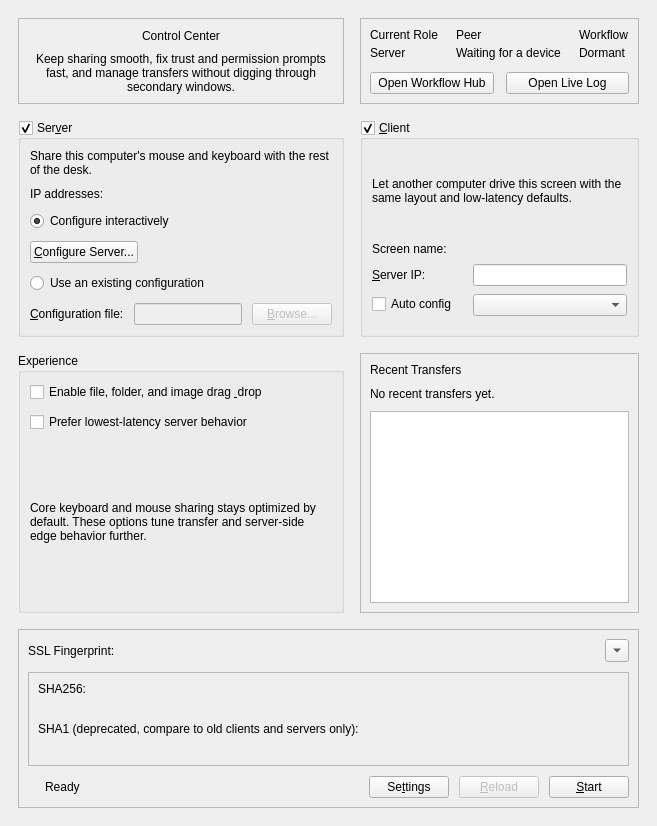
Qt form src/gui/src/MainWindowBase.ui (zzt5678/barrier-enhanced) before a commit.
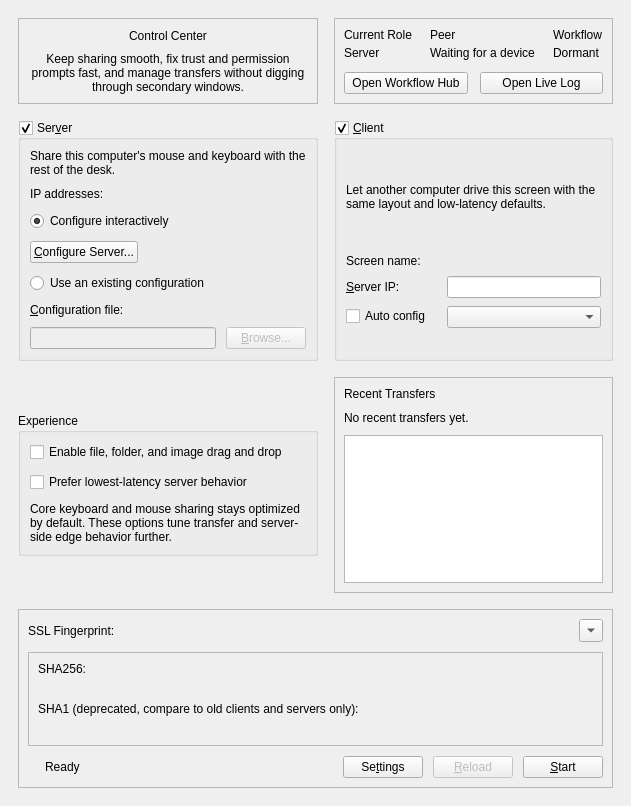
The same form after that commit. Icons and pictures are not drawn. Custom widgets are drawn as their Qt base class.

```diff
--- a/src/gui/src/MainWindowBase.ui
+++ b/src/gui/src/MainWindowBase.ui
@@ -257,11 +257,11 @@
         </widget>
        </item>
        <item>
-        <layout class="QHBoxLayout" name="horizontalLayout_serverFile">
+        <layout class="QGridLayout" name="gridLayout_serverFile">
          <property name="spacing">
           <number>10</number>
          </property>
-         <item>
+         <item row="0" column="0" colspan="2">
           <widget class="QLabel" name="m_pLabelConfigurationFile">
            <property name="text">
             <string>&amp;Configuration file:</string>
@@ -271,14 +271,14 @@
            </property>
           </widget>
          </item>
-         <item>
+         <item row="1" column="0">
           <widget class="QLineEdit" name="m_pLineEditConfigFile">
            <property name="enabled">
             <bool>false</bool>
            </property>
           </widget>
          </item>
-         <item>
+         <item row="1" column="1">
           <widget class="QPushButton" name="m_pButtonBrowseConfigFile">
            <property name="enabled">
             <bool>false</bool>
@@ -392,6 +392,12 @@
     </item>
     <item row="2" column="0">
      <widget class="QGroupBox" name="m_pGroupExperience">
+      <property name="sizePolicy">
+       <sizepolicy hsizetype="Preferred" vsizetype="Maximum">
+        <horstretch>0</horstretch>
+        <verstretch>0</verstretch>
+       </sizepolicy>
+      </property>
       <property name="title">
        <string>Experience</string>
       </property>
@@ -402,7 +408,7 @@
        <item>
         <widget class="QCheckBox" name="m_pCheckBoxEnableDragDrop">
          <property name="text">
-          <string>Enable file, folder, and image drag &amp; drop</string>
+          <string>Enable file, folder, and image drag and drop</string>
          </property>
         </widget>
        </item>
@@ -431,6 +437,12 @@
     </item>
     <item row="2" column="1">
      <widget class="QFrame" name="workflowCard">
+      <property name="sizePolicy">
+       <sizepolicy hsizetype="Preferred" vsizetype="Maximum">
+        <horstretch>0</horstretch>
+        <verstretch>0</verstretch>
+       </sizepolicy>
+      </property>
       <property name="frameShape">
        <enum>QFrame::StyledPanel</enum>
       </property>
@@ -466,6 +478,12 @@
            <height>102</height>
           </size>
          </property>
+         <property name="maximumSize">
+          <size>
+           <width>16777215</width>
+           <height>148</height>
+          </size>
+         </property>
          <property name="alternatingRowColors">
           <bool>false</bool>
          </property>
@@ -759,6 +777,13 @@
    </property>
   </action>
  </widget>
+ <customwidgets>
+  <customwidget>
+   <class>ElidingLabel</class>
+   <extends>QLabel</extends>
+   <header>ElidingLabel.h</header>
+  </customwidget>
+ </customwidgets>
  <resources>
   <include location="../res/Barrier.qrc"/>
  </resources>
```
Left out of the diff: 2 changed lines with no effect on the pictures.
